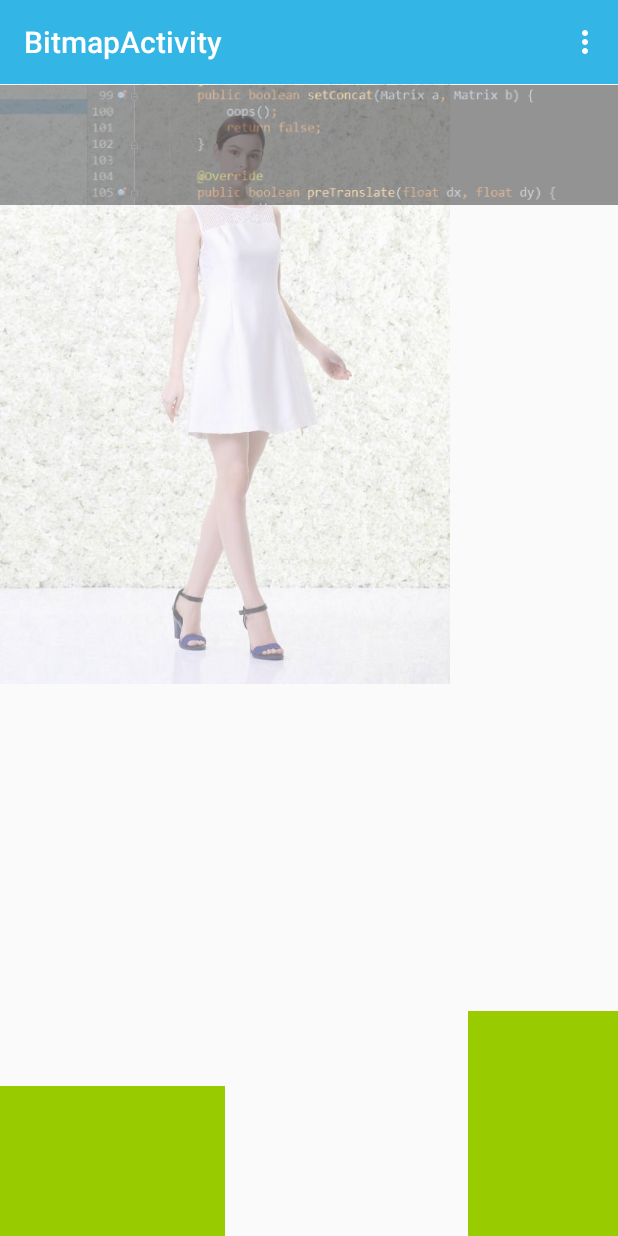
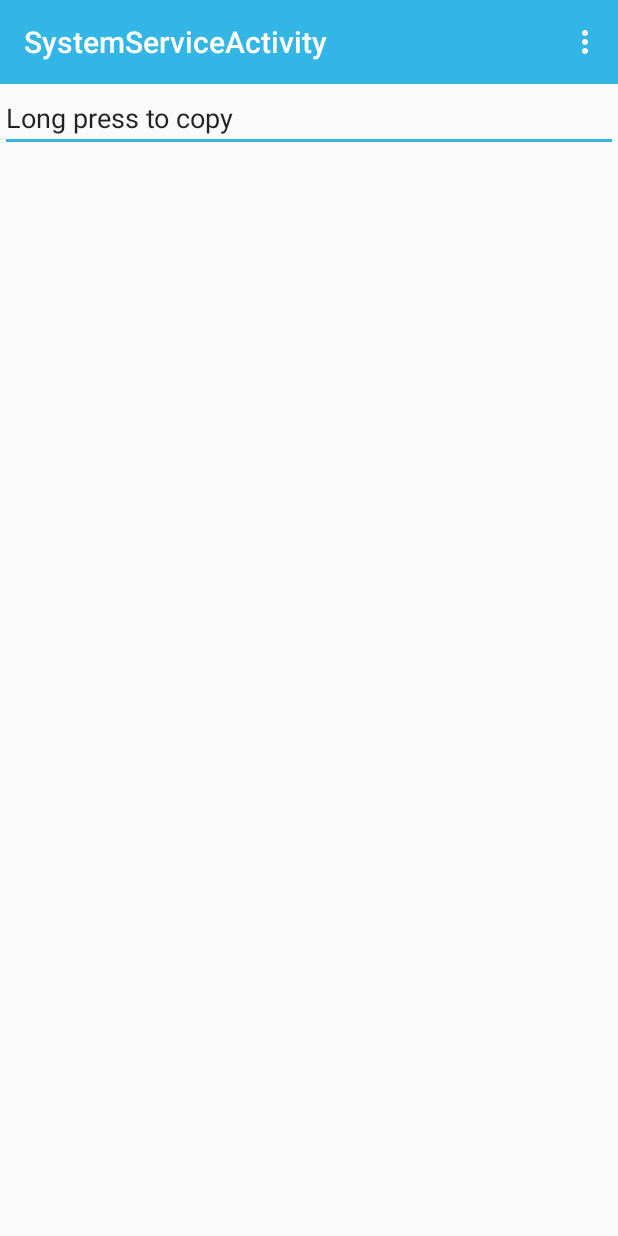
Before and after one commit to whinc/AndroidToolkit, an Android app: the screen it shows after launch (BitmapActivity before the commit, SystemServiceActivity after it), on a phone screen of 412 x 824 dp. Run offline under Robolectric (Android 15) with nearby library versions, the phone set to English and light mode, and no system bars; our stand-ins replace ButterKnife.

Commit message:
Add SystemServiceUtils class

```diff
--- a/app/build.gradle
+++ b/app/build.gradle
@@ -6,7 +6,7 @@ android {
 
     defaultConfig {
         applicationId "com.whinc.util.androidtoolkit"
-        minSdkVersion 14
+        minSdkVersion 11
         targetSdkVersion 23
         versionCode 1
         versionName "1.0"
--- a/app/src/main/AndroidManifest.xml
+++ b/app/src/main/AndroidManifest.xml
@@ -16,6 +16,10 @@
         <activity
             android:name=".BitmapActivity"
             android:label="@string/title_activity_bitmap" >
+        </activity>
+        <activity
+            android:name=".SystemServiceActivity"
+            android:label="@string/title_activity_system_service" >
             <intent-filter>
                 <action android:name="android.intent.action.MAIN" />
 
--- /dev/null
+++ b/app/src/main/java/com/whinc/util/test/SystemServiceActivity.java
@@ -0,0 +1,77 @@
+package com.whinc.util.test;
+
+import android.os.Bundle;
+import android.support.design.widget.CoordinatorLayout;
+import android.support.design.widget.Snackbar;
+import android.support.v7.app.AppCompatActivity;
+import android.support.v7.widget.Toolbar;
+import android.text.TextUtils;
+import android.view.Menu;
+import android.view.MenuItem;
+import android.widget.TextView;
+
+import com.whinc.util.SystemServiceUtils;
+
+import butterknife.Bind;
+import butterknife.ButterKnife;
+import butterknife.OnLongClick;
+
+public class SystemServiceActivity extends AppCompatActivity {
+
+    @Bind(R.id.rootLayout)
+    CoordinatorLayout mRootLayout;
+    @Bind(R.id.toolbar)
+    Toolbar mToolbar;
+
+    @Override
+    protected void onCreate(Bundle savedInstanceState) {
+        super.onCreate(savedInstanceState);
+        setContentView(R.layout.activity_system_service);
+        ButterKnife.bind(this);
+        setSupportActionBar(mToolbar);
+    }
+
+    @Override
+    public boolean onCreateOptionsMenu(Menu menu) {
+        // Inflate the menu; this adds items to the action bar if it is present.
+        getMenuInflater().inflate(R.menu.menu_system_service, menu);
+        return true;
+    }
+
+    @Override
+    public boolean onOptionsItemSelected(MenuItem item) {
+        // Handle action bar item clicks here. The action bar will
+        // automatically handle clicks on the Home/Up button, so long
+        // as you specify a parent activity in AndroidManifest.xml.
+        int id = item.getItemId();
+
+        //noinspection SimplifiableIfStatement
+        if (id == R.id.action_schedule_start_activity) {
+            testScheduleStartActivity();
+            return true;
+        }
+
+        return super.onOptionsItemSelected(item);
+    }
+
+    private void showSnackbar(String text) {
+        Snackbar.make(mRootLayout, text, Snackbar.LENGTH_SHORT).show();
+    }
+
+    @OnLongClick(R.id.copy_edtTxt)
+    protected boolean testCopyToClipboard(TextView view) {
+        CharSequence text = view.getText();
+        if (TextUtils.isEmpty(text)) {
+            showSnackbar("Empty text!");
+            return true;
+        }
+
+        SystemServiceUtils.copyToClipboard(this, text);
+        showSnackbar("has copied \"" + text + "\" to clipboard");
+        return true;
+    }
+
+    private void testScheduleStartActivity() {
+        SystemServiceUtils.scheduleStartActivity(this, 2000, MainActivity.class);
+    }
+}
--- /dev/null
+++ b/app/src/main/res/layout/activity_system_service.xml
@@ -0,0 +1,38 @@
+<android.support.design.widget.CoordinatorLayout
+    xmlns:android="http://schemas.android.com/apk/res/android"
+    xmlns:tools="http://schemas.android.com/tools"
+    xmlns:app="http://schemas.android.com/apk/res-auto"
+    android:id="@+id/rootLayout"
+    android:layout_width="match_parent"
+    android:layout_height="match_parent"
+    >
+
+    <LinearLayout
+        android:layout_width="match_parent"
+        android:layout_height="match_parent"
+        android:orientation="vertical"
+        >
+        <android.support.v7.widget.Toolbar
+            android:id="@+id/toolbar"
+            android:layout_width="match_parent"
+            android:layout_height="?attr/actionBarSize"
+            android:background="?attr/colorPrimary"
+            app:popupTheme="@style/ThemeOverlay.AppCompat.Light"
+            app:theme="@style/ThemeOverlay.AppCompat.Dark.ActionBar"
+            />
+        <LinearLayout
+            android:layout_width="match_parent"
+            android:layout_height="wrap_content"
+            android:orientation="horizontal"
+            >
+            <EditText
+                android:id="@+id/copy_edtTxt"
+                android:layout_width="0dp"
+                android:layout_weight="1"
+                android:layout_height="wrap_content"
+                android:text="Long press to copy"
+                />
+        </LinearLayout>
+    </LinearLayout>
+
+</android.support.design.widget.CoordinatorLayout>
--- /dev/null
+++ b/app/src/main/res/menu/menu_system_service.xml
@@ -0,0 +1,9 @@
+<menu xmlns:android="http://schemas.android.com/apk/res/android"
+      xmlns:app="http://schemas.android.com/apk/res-auto"
+      xmlns:tools="http://schemas.android.com/tools"
+      tools:context="com.whinc.util.test.SystemServiceActivity">
+    <item android:id="@+id/action_schedule_start_activity"
+          android:title="schedule start activity after 2000ms"
+          android:orderInCategory="100"
+          app:showAsAction="never"/>
+</menu>
--- a/app/src/main/res/values/strings.xml
+++ b/app/src/main/res/values/strings.xml
@@ -6,4 +6,5 @@
     <string name="title_activity_log">LogActivity</string>
     <string name="title_activity_crash_handler">CrashHandlerActivity</string>
     <string name="title_activity_bitmap">BitmapActivity</string>
+    <string name="title_activity_system_service">SystemServiceActivity</string>
 </resources>
--- a/lib/build.gradle
+++ b/lib/build.gradle
@@ -5,7 +5,7 @@ android {
     buildToolsVersion "23.0.1"
 
     defaultConfig {
-        minSdkVersion 8
+        minSdkVersion 11
         targetSdkVersion 23
         versionCode 1
         versionName "1.0"
```
Also changed, not shown: lib/src/main/java/com/whinc/util/SystemServiceUtils.java (added, +47 -0 lines).
